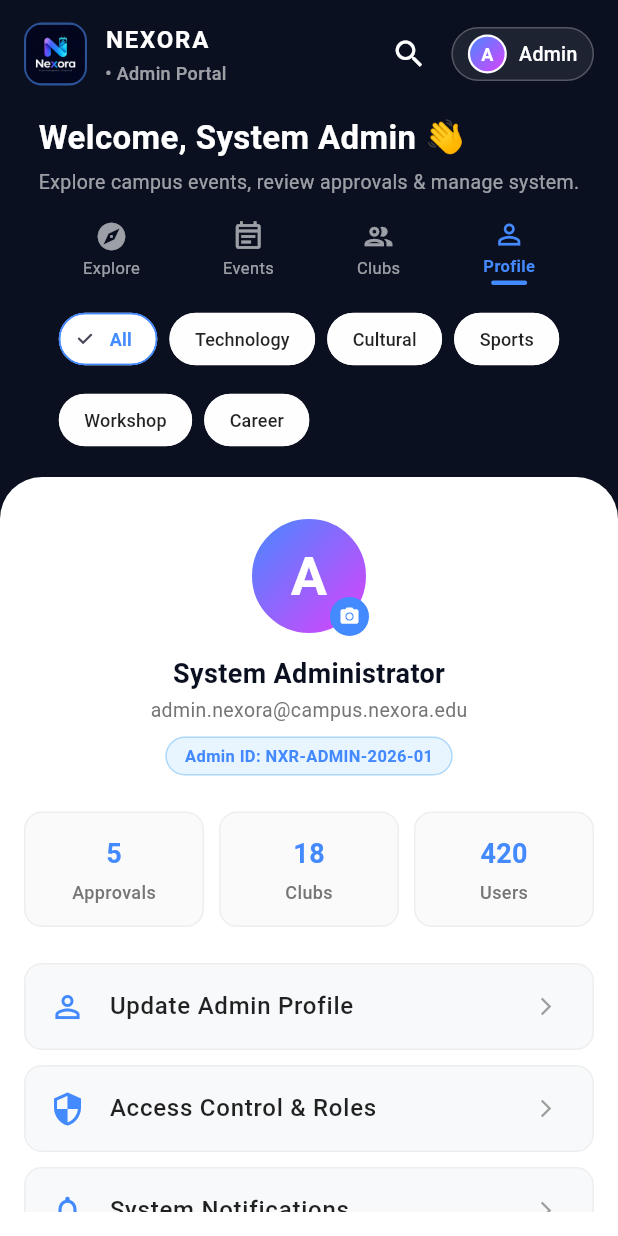
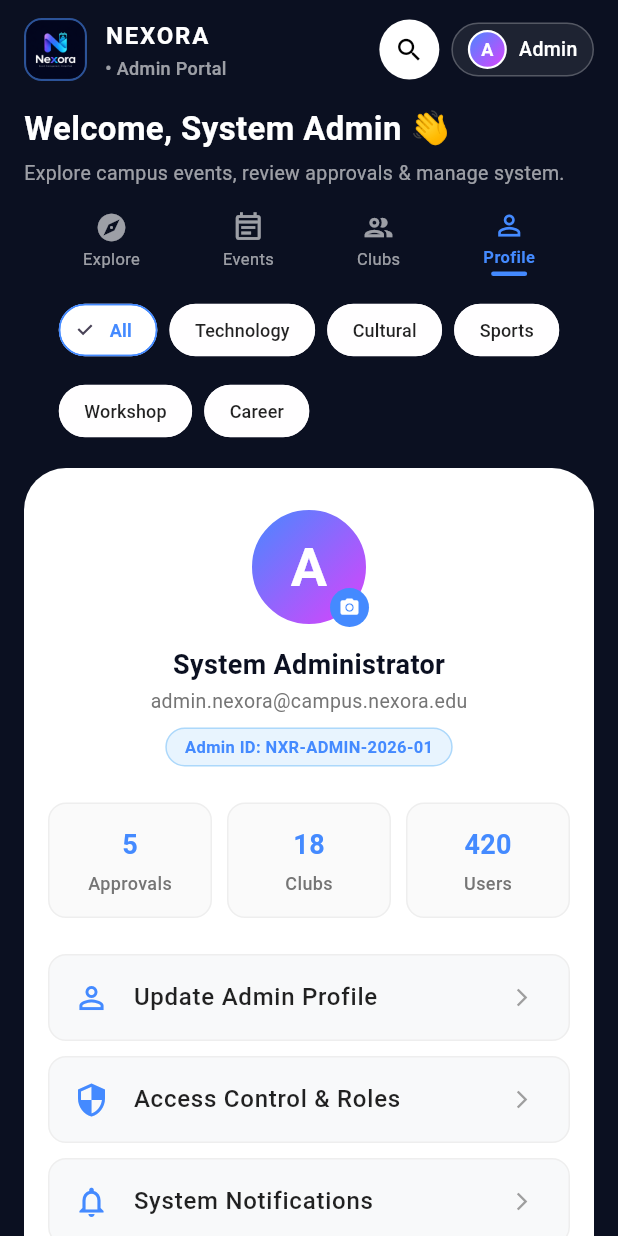
Before and after one commit to PasanSandeep-33/Nexora, a Flutter app: the AdminDashboardScreen screen opened directly, after a tap on "Events", after a tap on "Clubs", after a tap on "Profile", on a phone screen of 412 x 824 dp. Run offline on Flutter 3.47's test engine with Material 3 defaults, Android fonts, the phone set to English and light mode, and no system bars.

Commit message:
Update admin dashboard layout; more updates to follow

```diff
--- a/lib/screens/admin_dashboard_screen.dart
+++ b/lib/screens/admin_dashboard_screen.dart
@@ -80,11 +80,19 @@ class _AdminDashboardScreenState extends State<AdminDashboardScreen> {
                   ),
                   Row(
                     children: [
-                      IconButton(
-                        icon: const Icon(Icons.search, color: Colors.white),
+                      Container(
+                        width: 40,
+                        height: 40,
+                        decoration: const BoxDecoration(
+                          color: Colors.white,
+                          shape: BoxShape.circle,
+                        ),
+                        child: IconButton(
+                          icon: const Icon(Icons.search, color: Colors.black, size: 20),
                           onPressed: () {},
                         ),
-                      const SizedBox(width: 4),
+                      ),
+                      const SizedBox(width: 8),
                       Container(
                         padding: const EdgeInsets.symmetric(horizontal: 10, vertical: 4),
                         decoration: BoxDecoration(
@@ -130,6 +138,8 @@ class _AdminDashboardScreenState extends State<AdminDashboardScreen> {
             // Greeting Area
             Padding(
               padding: const EdgeInsets.symmetric(horizontal: 16.0, vertical: 4.0),
+              child: Align(
+                alignment: Alignment.centerLeft,
                 child: Column(
                   crossAxisAlignment: CrossAxisAlignment.start,
                   children: const [
@@ -145,9 +155,10 @@ class _AdminDashboardScreenState extends State<AdminDashboardScreen> {
                   ],
                 ),
               ),
+            ),
             const SizedBox(height: 4),
 
-            // 4-Tab Navigation Bar matching Student Portal
+            // 4-Tab Navigation Bar
             Container(
               padding: const EdgeInsets.symmetric(vertical: 6),
               child: Row(
@@ -177,17 +188,12 @@ class _AdminDashboardScreenState extends State<AdminDashboardScreen> {
                 ],
               ),
             ),
-            const SizedBox(height: 4),
+            const SizedBox(height: 8),
 
-            // Main White Container Card Area
+            // Main Content Area directly on dark background with side margins
             Expanded(
-              child: Container(
-                margin: const EdgeInsets.only(top: 4),
-                padding: const EdgeInsets.all(16),
-                decoration: const BoxDecoration(
-                  color: Colors.white,
-                  borderRadius: BorderRadius.vertical(top: Radius.circular(28)),
-                ),
+              child: Padding(
+                padding: const EdgeInsets.symmetric(horizontal: 16.0),
                 child: _buildSelectedTabContent(),
               ),
             ),
@@ -253,8 +259,8 @@ class _AdminDashboardScreenState extends State<AdminDashboardScreen> {
           Container(
             padding: const EdgeInsets.all(12),
             decoration: BoxDecoration(
-              color: Colors.blue.withOpacity(0.08),
-              borderRadius: BorderRadius.circular(12),
+              color: Colors.white,
+              borderRadius: BorderRadius.circular(16),
               border: Border.all(color: Colors.blue.withOpacity(0.2)),
             ),
             child: Row(
@@ -270,12 +276,6 @@ class _AdminDashboardScreenState extends State<AdminDashboardScreen> {
           ),
           const SizedBox(height: 16),
 
-          const Text(
-            'Pending Event Approvals',
-            style: TextStyle(fontSize: 18, fontWeight: FontWeight.bold, color: Color(0xFF0B1021)),
-          ),
-          const SizedBox(height: 12),
-
           ListView.separated(
             shrinkWrap: true,
             physics: const NeverScrollableScrollPhysics(),
@@ -286,11 +286,11 @@ class _AdminDashboardScreenState extends State<AdminDashboardScreen> {
                 padding: const EdgeInsets.all(16),
                 decoration: BoxDecoration(
                   color: Colors.white,
-                  borderRadius: BorderRadius.circular(16),
+                  borderRadius: BorderRadius.circular(28),
                   border: Border.all(color: Colors.blueAccent.withOpacity(0.3)),
                   boxShadow: [
                     BoxShadow(
-                      color: Colors.grey.withOpacity(0.1),
+                      color: Colors.black.withOpacity(0.1),
                       blurRadius: 8,
                       offset: const Offset(0, 4),
                     ),
@@ -396,6 +396,12 @@ class _AdminDashboardScreenState extends State<AdminDashboardScreen> {
   // Tab 1: Events Management View
   Widget _buildEventsTab() {
     return SingleChildScrollView(
+      child: Container(
+        padding: const EdgeInsets.all(16),
+        decoration: BoxDecoration(
+          color: Colors.white,
+          borderRadius: BorderRadius.circular(28),
+        ),
         child: Column(
           crossAxisAlignment: CrossAxisAlignment.start,
           children: const [
@@ -414,12 +420,19 @@ class _AdminDashboardScreenState extends State<AdminDashboardScreen> {
             ),
           ],
         ),
+      ),
     );
   }
 
   // Tab 2: Clubs View
   Widget _buildClubsTab() {
     return SingleChildScrollView(
+      child: Container(
+        padding: const EdgeInsets.all(16),
+        decoration: BoxDecoration(
+          color: Colors.white,
+          borderRadius: BorderRadius.circular(28),
+        ),
         child: Column(
           crossAxisAlignment: CrossAxisAlignment.start,
           children: const [
@@ -432,12 +445,19 @@ class _AdminDashboardScreenState extends State<AdminDashboardScreen> {
             ),
           ],
         ),
+      ),
     );
   }
 
   // Tab 3: Profile View
   Widget _buildProfileTab() {
     return SingleChildScrollView(
+      child: Container(
+        padding: const EdgeInsets.all(16),
+        decoration: BoxDecoration(
+          color: Colors.white,
+          borderRadius: BorderRadius.circular(28),
+        ),
         child: Column(
           children: [
             const SizedBox(height: 10),
@@ -508,6 +528,7 @@ class _AdminDashboardScreenState extends State<AdminDashboardScreen> {
             _buildProfileMenuItem(Icons.logout, 'Log Out', isLogout: true),
           ],
         ),
+      ),
     );
   }
 
```
Also changed, not shown: lib/screens/president_dashboard.dart (line endings or trailing spaces). Lines whose indentation alone changed are shown as unchanged.
